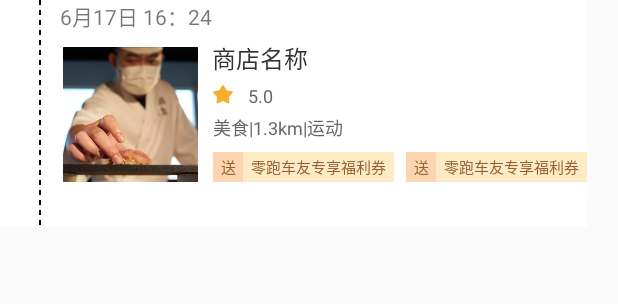
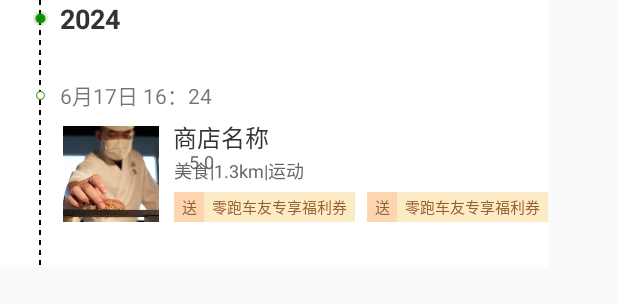
Before and after one commit to Mckrgf/module_A, an Android app: the layout item_dash_shop.xml on its own in the app's theme, with its tools: preview values and no code run, on a phone screen of 412 x 824 dp. Shown: the top 304 px of the screen. Run offline under Robolectric (Android 15) with nearby library versions, the phone set to English and light mode, and no system bars.

Commit message:
年份及左侧虚线 -next 评价 title点击事件

```diff
--- a/mylibrary/src/main/java/com/yaobing/framemvpproject/mylibrary/data/RepoData.kt
+++ b/mylibrary/src/main/java/com/yaobing/framemvpproject/mylibrary/data/RepoData.kt
@@ -87,6 +87,7 @@ data class RepoData(var i:Int) {
     var isPrivateX = false
     var owner: OwnerBean? = null
     var html_url: String? = null
+    var year: String = ""
     var description: String? = null
     var isFork = false
     var url: String? = null
--- /dev/null
+++ b/mylibrary/src/main/res/drawable/circel_year.xml
@@ -0,0 +1,11 @@
+<?xml version="1.0" encoding="utf-8"?>
+<shape xmlns:android="http://schemas.android.com/apk/res/android"
+    android:shape="oval">
+    <solid android:color="#009200" />
+    <size
+        android:width="10dp"
+        android:height="10dp" />
+    <stroke
+        android:width="3dp"
+        android:color="#3364A127" />
+</shape>
--- a/mylibrary/src/main/res/layout/item_dash_shop.xml
+++ b/mylibrary/src/main/res/layout/item_dash_shop.xml
@@ -1,6 +1,7 @@
 <?xml version="1.0" encoding="utf-8"?>
 <androidx.constraintlayout.widget.ConstraintLayout xmlns:android="http://schemas.android.com/apk/res/android"
     xmlns:app="http://schemas.android.com/apk/res-auto"
+    android:id="@+id/parent"
     android:layout_width="wrap_content"
     android:layout_height="wrap_content"
     android:background="@color/white">
@@ -10,28 +11,64 @@
         android:layout_width="2dp"
         android:layout_height="0dp"
         android:layout_marginLeft="26dp"
+        app:layout_constraintBottom_toBottomOf="@+id/vBottom"
         app:layout_constraintStart_toStartOf="parent"
-        app:layout_constraintBottom_toBottomOf="@+id/vBottom"
         app:layout_constraintTop_toTopOf="parent" />
+
+    <TextView
+        android:id="@+id/tvYear"
+        android:layout_width="wrap_content"
+        android:layout_height="wrap_content"
+        android:layout_marginLeft="12dp"
+        android:text="2024"
+        android:textColor="#333333"
+        android:textSize="18sp"
+        android:textStyle="bold"
+        app:layout_constraintStart_toEndOf="@id/dashLine"
+        app:layout_constraintTop_toTopOf="parent" />
+
+    <TextView
+        android:id="@+id/tvDate"
+        android:layout_width="wrap_content"
+        android:layout_height="wrap_content"
+        android:layout_marginLeft="12dp"
+        android:layout_marginTop="28dp"
+        android:text="6月17日 16：24"
+        app:layout_constraintStart_toEndOf="@id/dashLine"
+        app:layout_constraintTop_toBottomOf="@+id/tvYear"
+        app:layout_goneMarginTop="0dp" />
 
     <ImageView
         android:id="@+id/iv_shop"
-        android:layout_width="90dp"
-        android:layout_height="90dp"
+        android:layout_width="64dp"
+        android:layout_height="64dp"
         android:layout_marginLeft="14dp"
         android:layout_marginTop="10dp"
         android:src="@mipmap/shop_a"
         app:layout_constraintStart_toEndOf="@+id/dashLine"
         app:layout_constraintTop_toBottomOf="@+id/tvDate" />
 
-    <TextView
-        android:id="@+id/tvDate"
-        android:layout_width="wrap_content"
-        android:layout_height="wrap_content"
-        android:layout_marginLeft="12dp"
-        android:text="6月17日 16：24"
-        app:layout_constraintStart_toEndOf="@id/dashLine"
-        app:layout_constraintTop_toTopOf="parent" />
+    <ImageView
+        android:id="@+id/iv_dot"
+        android:layout_width="6dp"
+        android:layout_height="6dp"
+        android:src="@drawable/circel_green"
+        app:layout_constraintBottom_toBottomOf="@+id/tvDate"
+        app:layout_constraintEnd_toEndOf="@+id/dashLine"
+        app:layout_constraintStart_toStartOf="@+id/dashLine"
+        app:layout_constraintTop_toTopOf="@+id/tvDate" />
+
+
+    <ImageView
+        android:id="@+id/iv_dot_year"
+        android:layout_width="10dp"
+        android:layout_height="10dp"
+        android:src="@drawable/circel_year"
+        app:layout_constraintBottom_toBottomOf="@+id/tvYear"
+        app:layout_constraintEnd_toEndOf="@+id/dashLine"
+        app:layout_constraintStart_toStartOf="@+id/dashLine"
+        app:layout_constraintTop_toTopOf="@+id/tvYear" />
+
 
     <com.yaobing.framemvpproject.mylibrary.ui.NoPaddingTextView1
         android:id="@+id/tv_name"
@@ -51,6 +88,7 @@
         android:layout_height="13dp"
         android:layout_marginBottom="0dp"
         android:src="@mipmap/star"
+        android:visibility="gone"
         app:layout_constraintBottom_toTopOf="@id/tv_type"
         app:layout_constraintStart_toStartOf="@id/tv_name"
         app:layout_constraintTop_toBottomOf="@id/tv_name" />
@@ -139,9 +177,9 @@
 
 
     <View
+        android:id="@+id/vBottom"
         android:layout_width="1dp"
         android:layout_height="30dp"
-        app:layout_constraintTop_toBottomOf="@+id/iv_shop"
         app:layout_constraintStart_toStartOf="parent"
-        android:id="@+id/vBottom"/>
+        app:layout_constraintTop_toBottomOf="@+id/iv_shop" />
 </androidx.constraintlayout.widget.ConstraintLayout>
```
Also changed, not shown: mylibrary/src/main/java/com/yaobing/framemvpproject/mylibrary/activity/TimeLineViewActivity.kt (+7 -0 lines), mylibrary/src/main/java/com/yaobing/framemvpproject/mylibrary/adapter/TimeLineAdapter.kt (+43 -7 lines).
